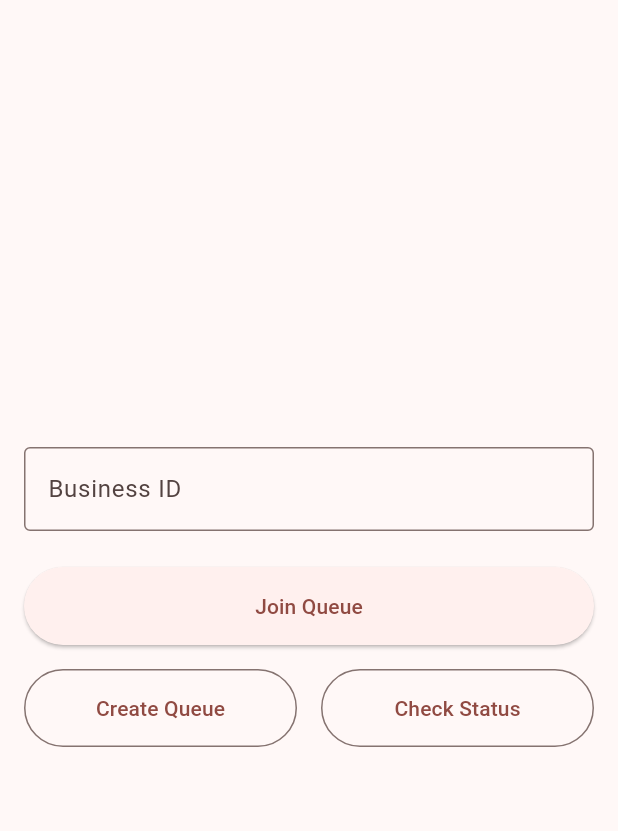
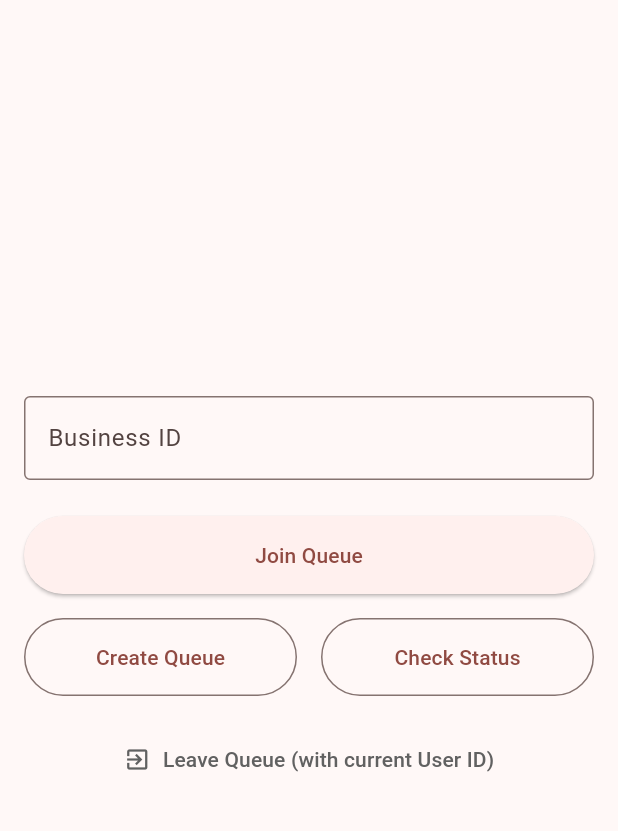
Before and after one commit to JordanScarrott/virtual-queue-ui, a Flutter app: the screen it shows after launch, on a phone screen of 412 x 824 dp, the part 63-894 px from its top. Run offline on Flutter 3.47's test engine with Material 3 defaults, Android fonts, the phone set to English and light mode, and no system bars; our stand-ins replace dio, equatable, flutter_bloc.

Commit message:
Add Leave Queue button to join page and handle manual queue leaving
- BLoC: Updated LeaveQueue event to accept optional businessId and userId.
- BLoC: Updated QueueBloc to handle manual LeaveQueue events with provided IDs, or fallback to state.
- UI: Added 'Leave Queue' button to JoinQueuePage to allow users to leave a queue from the home screen.
- UI: Updated QueueStatusPage to pass explicit IDs when leaving.
- Verified with unit tests.

Co-authored-by: JordanScarrott <17553446+JordanScarrott@users.noreply.github.com>

```diff
--- a/lib/features/queue/presentation/bloc/queue_event.dart
+++ b/lib/features/queue/presentation/bloc/queue_event.dart
@@ -26,7 +26,15 @@ class CreateQueue extends QueueEvent {
   List<Object> get props => [businessId];
 }
 
-class LeaveQueue extends QueueEvent {}
+class LeaveQueue extends QueueEvent {
+  final String? businessId;
+  final String? userId;
+
+  const LeaveQueue({this.businessId, this.userId});
+
+  @override
+  List<Object> get props => [businessId ?? '', userId ?? ''];
+}
 
 class CheckQueue extends QueueEvent {
   final String businessId;
--- a/lib/features/queue/presentation/pages/join_queue_page.dart
+++ b/lib/features/queue/presentation/pages/join_queue_page.dart
@@ -117,6 +117,10 @@ class _JoinQueuePageState extends State<JoinQueuePage> {
             );
           } else if (state is QueueInfoLoaded) {
             _showQueueInfoDialog(context, state.queueInfo);
+          } else if (state is QueueLeft) {
+            ScaffoldMessenger.of(context).showSnackBar(
+              const SnackBar(content: Text('Left queue successfully')),
+            );
           }
         },
         child: Padding(
@@ -198,6 +202,33 @@ class _JoinQueuePageState extends State<JoinQueuePage> {
                           ),
                         ],
                       ),
+                      const SizedBox(height: 16),
+                      SizedBox(
+                        width: double.infinity,
+                        child: TextButton.icon(
+                          onPressed: () {
+                            final businessId = _businessIdController.text;
+                            if (businessId.isNotEmpty) {
+                              context.read<QueueBloc>().add(
+                                    LeaveQueue(
+                                      businessId: businessId,
+                                      userId: _userId,
+                                    ),
+                                  );
+                            } else {
+                              ScaffoldMessenger.of(context).showSnackBar(
+                                const SnackBar(content: Text('Please enter Business ID')),
+                              );
+                            }
+                          },
+                          icon: const Icon(Icons.exit_to_app),
+                          label: const Text('Leave Queue (with current User ID)'),
+                          style: TextButton.styleFrom(
+                            foregroundColor: Colors.grey[700],
+                            padding: const EdgeInsets.all(16),
+                          ),
+                        ),
+                      ),
                     ],
                   );
                 },
```
Also changed, not shown: lib/features/queue/presentation/bloc/queue_bloc.dart (+17 -4 lines), lib/features/queue/presentation/pages/queue_status_page.dart (+7 -2 lines).
